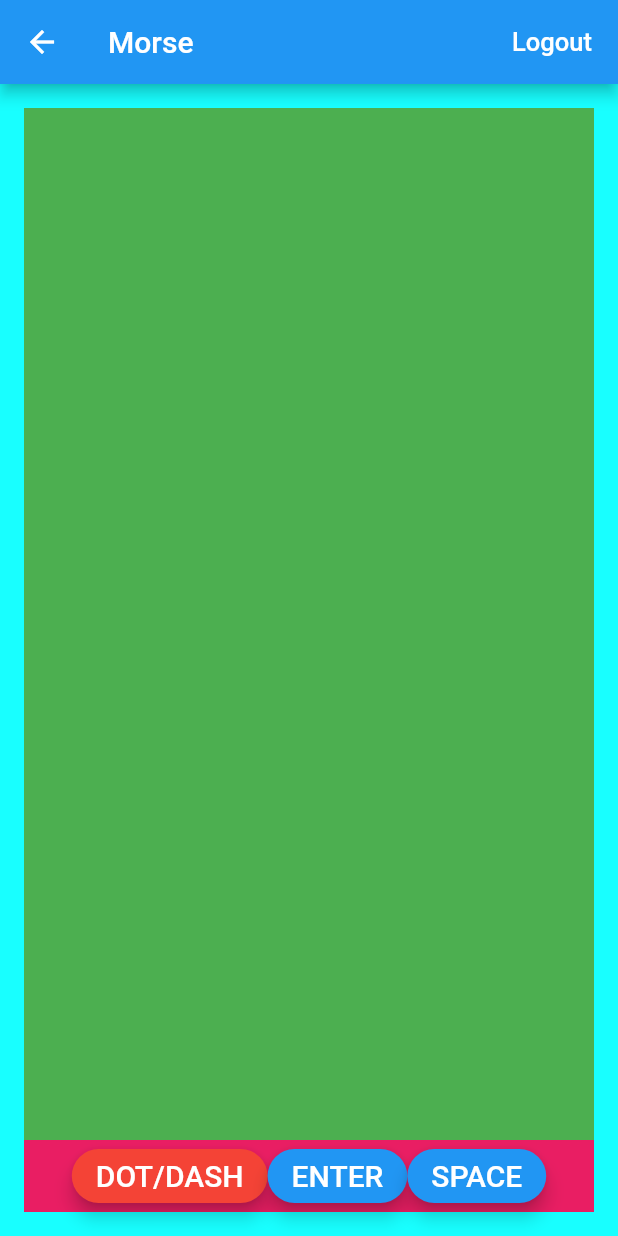
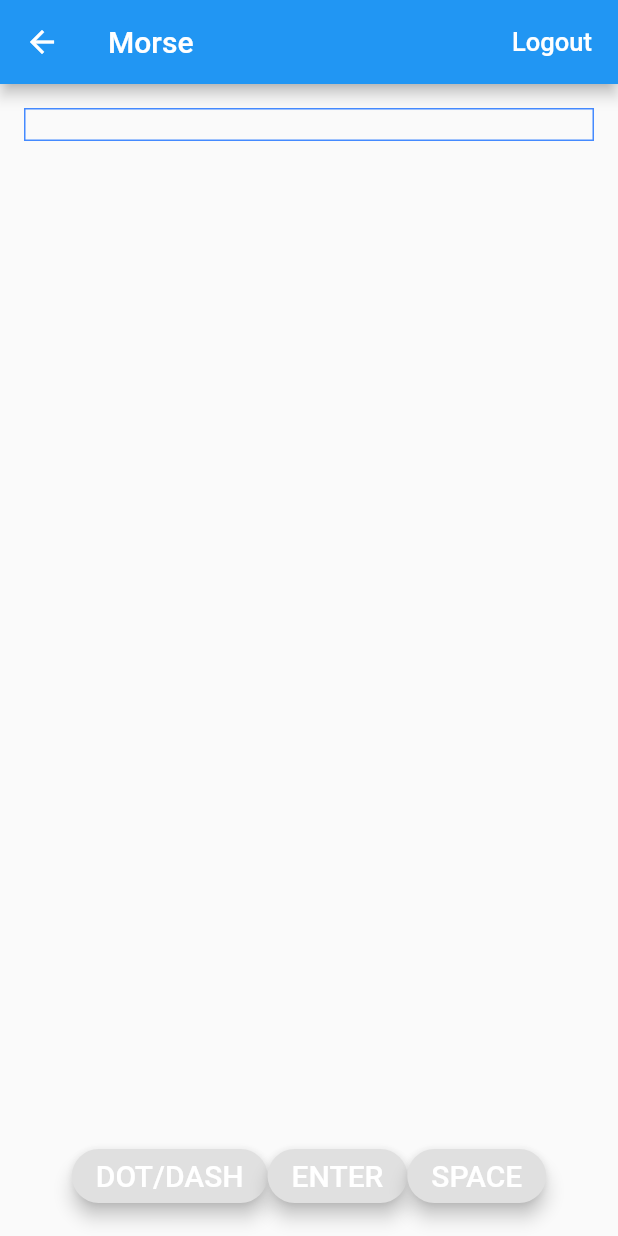
Before and after one commit to carbonbasednerd/secret_cypher, a Flutter app: the HomePage screen opened directly, on a phone screen of 412 x 824 dp. Run offline on Flutter 3.47's test engine with Material 2 defaults, Android fonts, the phone set to English and light mode, and no system bars; our stand-ins replace firebase_auth; accounts and stored records are empty.

Commit message:
messing with borders

```diff
--- a/secret_cypher/lib/home_page.dart
+++ b/secret_cypher/lib/home_page.dart
@@ -1,5 +1,6 @@
 import 'dart:collection';
 
+import 'package:flutter/cupertino.dart';
 import 'package:flutter/material.dart';
 import 'package:secret_cypher/authentication.dart';
 
@@ -44,10 +45,8 @@ class _HomePageState extends State<HomePage> {
           ],
         ),
         body: new Container(
-            color: Colors.cyanAccent,
             padding: EdgeInsets.all(16.0),
             child: new Container(
-                color: Colors.green,
                 child: new Center(
                     child: new Column(
                         mainAxisAlignment: MainAxisAlignment.spaceBetween,
@@ -55,14 +54,24 @@ class _HomePageState extends State<HomePage> {
                   showMessage(),
                   showMorseResults(),
                   new Container(
-                        color: Colors.brown,
                     child: showControls(),
                   )
                 ])))));
   }
 
   Widget showMessage() {
-    return new Text(message);
+    return new Container(
+        decoration: BoxDecoration(
+            border: Border.all(color: Colors.blueAccent)
+        ),
+        padding: EdgeInsets.all(2.0),
+        width: 800.0,
+        child: new Text(message,
+              textWidthBasis: TextWidthBasis.parent,
+              softWrap: true,
+              style: new TextStyle(
+                  color: Colors.black, backgroundColor: Colors.white))
+        );
   }
 
   Widget showMorseCharacter() {
@@ -85,7 +94,6 @@ class _HomePageState extends State<HomePage> {
 
   Widget showControls() {
     return new Container(
-        color: Colors.pink,
         child: new Row(
 //      crossAxisAlignment: CrossAxisAlignment,
       mainAxisAlignment: MainAxisAlignment.center,
@@ -98,7 +106,6 @@ class _HomePageState extends State<HomePage> {
       elevation: 5.0,
       shape: new RoundedRectangleBorder(
           borderRadius: new BorderRadius.circular(30.0)),
-      color: Colors.red,
       child: new Text("DOT/DASH",
           style: new TextStyle(fontSize: 20.0, color: Colors.white)),
       onPressed: () => updateMessage(true),
@@ -111,7 +118,6 @@ class _HomePageState extends State<HomePage> {
         elevation: 5.0,
         shape: new RoundedRectangleBorder(
             borderRadius: new BorderRadius.circular(30.0)),
-        color: Colors.blue,
         child: new Text("ENTER",
             style: new TextStyle(fontSize: 20.0, color: Colors.white)),
         onPressed: enterCharacter);
@@ -122,7 +128,6 @@ class _HomePageState extends State<HomePage> {
         elevation: 5.0,
         shape: new RoundedRectangleBorder(
             borderRadius: new BorderRadius.circular(30.0)),
-        color: Colors.blue,
         child: new Text("SPACE",
             style: new TextStyle(fontSize: 20.0, color: Colors.white)),
         onPressed: addSpace);
```
Lines whose indentation alone changed are shown as unchanged.
